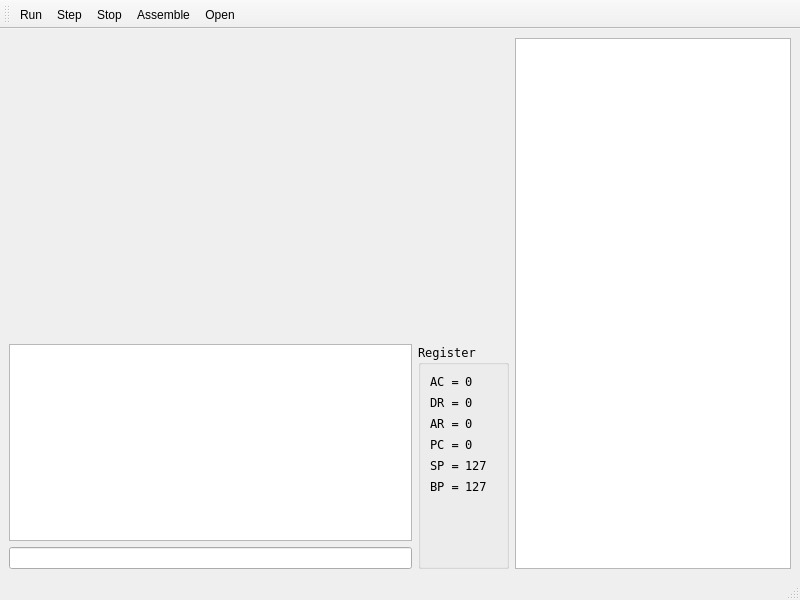
Qt form dc/interfaces/qt/main.ui (Kingdread/dc-reloaded) before a commit.
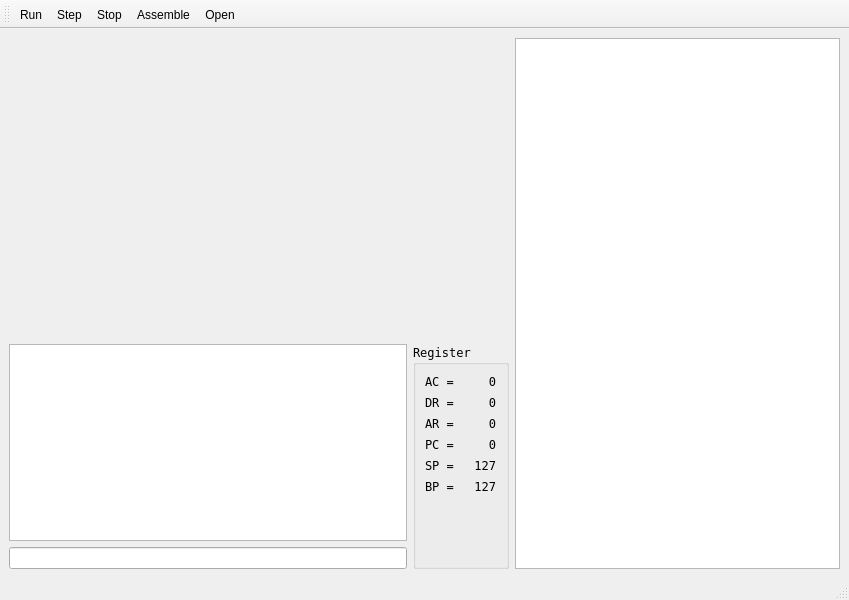
The same form after that commit. Icons and pictures are not drawn. Custom widgets are drawn as their Qt base class.

```diff
--- a/dc/interfaces/qt/main.ui
+++ b/dc/interfaces/qt/main.ui
@@ -6,7 +6,7 @@
    <rect>
     <x>0</x>
     <y>0</y>
-    <width>800</width>
+    <width>849</width>
     <height>600</height>
    </rect>
   </property>
@@ -92,7 +92,7 @@
            <item row="0" column="1">
             <widget class="QLabel" name="valueAC">
              <property name="text">
-              <string>0</string>
+              <string>    0</string>
              </property>
             </widget>
            </item>
@@ -109,7 +109,7 @@
            <item row="1" column="1">
             <widget class="QLabel" name="valueDR">
              <property name="text">
-              <string>0</string>
+              <string>    0</string>
              </property>
             </widget>
            </item>
@@ -126,7 +126,7 @@
            <item row="2" column="1">
             <widget class="QLabel" name="valueAR">
              <property name="text">
-              <string>0</string>
+              <string>    0</string>
              </property>
             </widget>
            </item>
@@ -143,7 +143,7 @@
            <item row="3" column="1">
             <widget class="QLabel" name="valuePC">
              <property name="text">
-              <string>0</string>
+              <string>    0</string>
              </property>
             </widget>
            </item>
@@ -160,7 +160,7 @@
            <item row="4" column="1">
             <widget class="QLabel" name="valueSP">
              <property name="text">
-              <string>127</string>
+              <string>  127</string>
              </property>
             </widget>
            </item>
@@ -177,7 +177,7 @@
            <item row="5" column="1">
             <widget class="QLabel" name="valueBP">
              <property name="text">
-              <string>127</string>
+              <string>  127</string>
              </property>
             </widget>
            </item>
```
Left out of the diff: 2 changed lines with no effect on the pictures.
